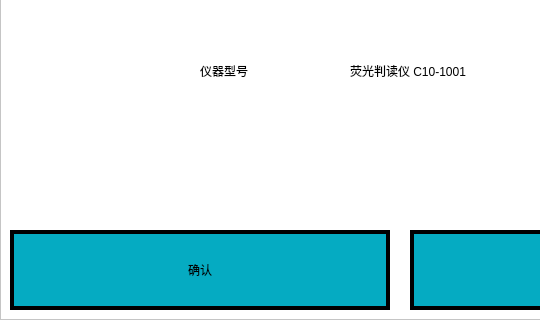
Old version of the form gui/about.ui in the repository mysondrink/qt0922; both pictures show x 0 to 540 and y 130 to 450 of the 800 by 450 pixel window.
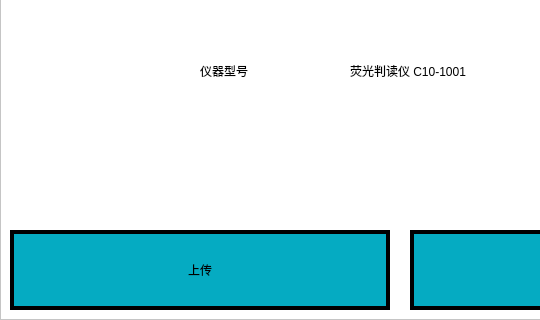
New version of the form.

What changed in the file:
```diff
--- a/gui/about.ui
+++ b/gui/about.ui
@@ -126,7 +126,7 @@
 </string>
     </property>
     <property name="text">
-     <string>确认</string>
+     <string>上传</string>
     </property>
    </widget>
   </widget>
```
Left out of the diff: 2 changed lines with no effect on the pictures.
